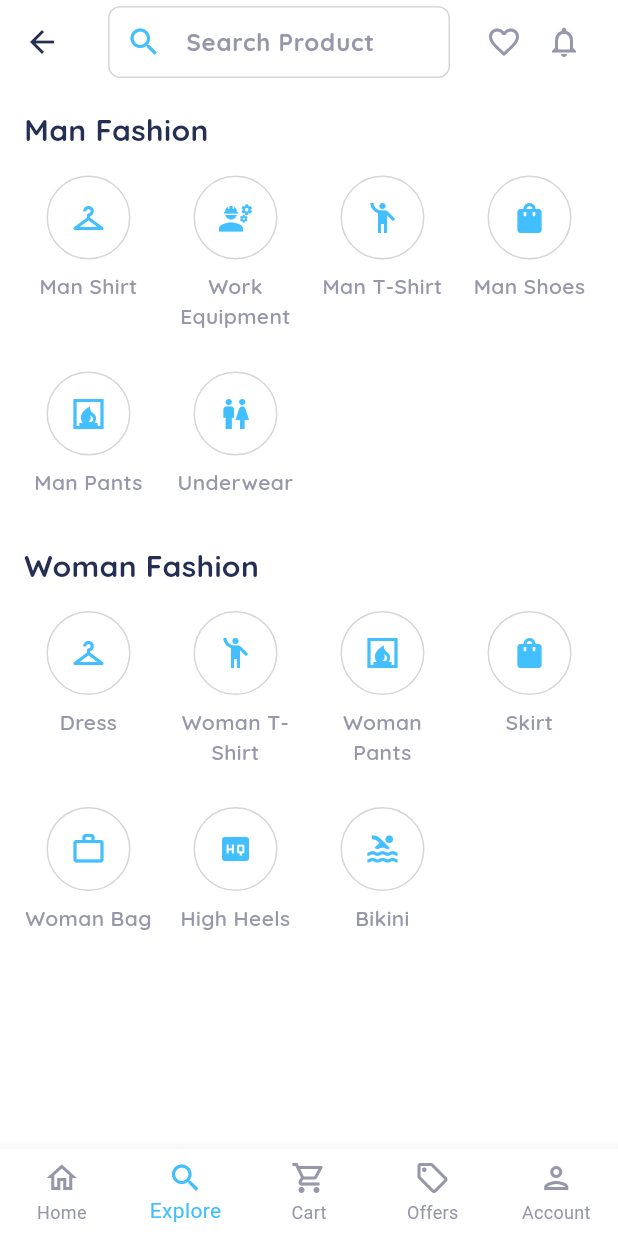
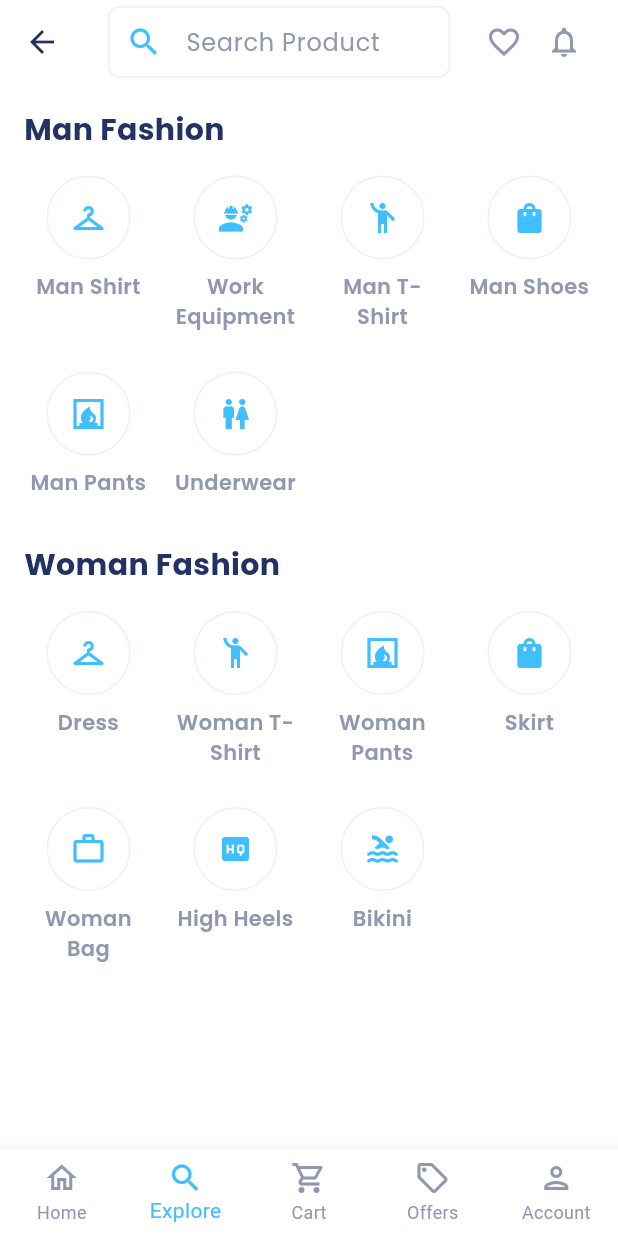
Before and after one commit to paulaandrezza/ADS-6-Semestre, a Flutter app: the MainNavigationPage screen opened by its route, item 2 of the bottom bar chosen, after a tap on the "notifications" icon, on a phone screen of 412 x 824 dp. Run offline on Flutter 3.47's test engine with Material 3 defaults, Android fonts, the light colour scheme and no system bars; our stand-ins replace flutter_svg, google_fonts; network calls fail; project files that could hold a hidden picture were left out.

Commit message:
adjust styling

```diff
--- a/PDMI6/Projetos/lafyuu/lib/theme/app_colors.dart
+++ b/PDMI6/Projetos/lafyuu/lib/theme/app_colors.dart
@@ -1,12 +1,8 @@
 import 'package:flutter/material.dart';
 
 class AppColors {
-  static const primary = Color(0xFF41BFFF);
-  // static const secondary = Color(0xFF5B9EE1);
-  static const background = Color(0xFFFFFFFF);
-  static const textPrimary = Color(0xFF252F54);
-  static const textSecondary = Color(0xFF9697AB);
-  static const border = Color(0xFFD6D6D6);
-  static const lightgrey = Color(0xFFF0F0F0);
-  // static const danger = Color(0xFFFB7181);
+  static const primary = Color(0xFF40BFFF);
+  static const dark = Color(0xFF223263);
+  static const grey = Color(0xFF9098B1);
+  static const lightgrey = Color(0xFFEBF0FF);
 }
--- a/PDMI6/Projetos/lafyuu/lib/theme/app_text_styles.dart
+++ b/PDMI6/Projetos/lafyuu/lib/theme/app_text_styles.dart
@@ -8,44 +8,21 @@ class AppTextStyles {
     FontWeight fontWeight,
     Color color,
   ) {
-    return GoogleFonts.quicksand(
+    return GoogleFonts.poppins(
       fontSize: fontSize,
       fontWeight: fontWeight,
       color: color,
     );
   }
 
-  static TextStyle title1 = _baseStyle(
-    24,
-    FontWeight.bold,
-    AppColors.textPrimary,
-  );
-  static TextStyle title2 = _baseStyle(
-    20,
-    FontWeight.w700,
-    AppColors.textPrimary,
-  );
-  static TextStyle subtitle = _baseStyle(
-    16,
-    FontWeight.w700,
-    AppColors.textSecondary,
-  );
-  static TextStyle subtitle2 = _baseStyle(
-    16,
-    FontWeight.w700,
-    AppColors.textPrimary,
-  );
+  static TextStyle h1 = _baseStyle(24, FontWeight.bold, AppColors.dark);
+  static TextStyle h2 = _baseStyle(20, FontWeight.w700, AppColors.dark);
+  static TextStyle subtitle = _baseStyle(16, FontWeight.normal, AppColors.grey);
+  static TextStyle subtitle2 = _baseStyle(16, FontWeight.w700, AppColors.grey);
   static TextStyle button = _baseStyle(16, FontWeight.w700, Colors.white);
-  static TextStyle body = _baseStyle(
-    14,
-    FontWeight.w600,
-    AppColors.textSecondary,
-  );
-  static TextStyle body2 = _baseStyle(
-    14,
-    FontWeight.w700,
-    AppColors.textPrimary,
-  );
+
+  static TextStyle body = _baseStyle(14, FontWeight.w600, AppColors.grey);
+  static TextStyle body2 = _baseStyle(14, FontWeight.w700, AppColors.dark);
   static TextStyle body3 = _baseStyle(14, FontWeight.normal, AppColors.primary);
   static TextStyle bodyLightBlue = _baseStyle(
     16,
--- a/PDMI6/Projetos/lafyuu/lib/views/main/main_navigation_page.dart
+++ b/PDMI6/Projetos/lafyuu/lib/views/main/main_navigation_page.dart
@@ -37,7 +37,7 @@ class _MainNavigationPageState extends State<MainNavigationPage> {
             }),
         type: BottomNavigationBarType.fixed,
         selectedItemColor: AppColors.primary,
-        unselectedItemColor: AppColors.textSecondary,
+        unselectedItemColor: AppColors.grey,
         backgroundColor: Colors.white,
         items: [
           BottomNavigationBarItem(
--- a/PDMI6/Projetos/lafyuu/lib/views/main/screens/explore/explore_screen.dart
+++ b/PDMI6/Projetos/lafyuu/lib/views/main/screens/explore/explore_screen.dart
@@ -32,10 +32,7 @@ class ExploreAppBar extends StatelessWidget implements PreferredSizeWidget {
       ),
       actions: [
         IconButton(
-          icon: Icon(
-            Icons.favorite_outline_outlined,
-            color: AppColors.textSecondary,
-          ),
+          icon: Icon(Icons.favorite_outline_outlined, color: AppColors.grey),
           onPressed: () {
             Navigator.of(
               context,
@@ -43,10 +40,7 @@ class ExploreAppBar extends StatelessWidget implements PreferredSizeWidget {
           },
         ),
         IconButton(
-          icon: Icon(
-            Icons.notifications_outlined,
-            color: AppColors.textSecondary,
-          ),
+          icon: Icon(Icons.notifications_outlined, color: AppColors.grey),
           onPressed: () {
             // TODO: implementar notificação
           },
@@ -85,11 +79,11 @@ class ExploreBody extends StatelessWidget {
       child: Column(
         crossAxisAlignment: CrossAxisAlignment.start,
         children: [
-          Text('Man Fashion', style: AppTextStyles.title2),
+          Text('Man Fashion', style: AppTextStyles.h2),
           const SizedBox(height: 16),
           CategoryGrid(categories: manCategories),
 
-          Text('Woman Fashion', style: AppTextStyles.title2),
+          Text('Woman Fashion', style: AppTextStyles.h2),
           const SizedBox(height: 16),
           CategoryGrid(categories: womanCategories),
         ],
--- a/PDMI6/Projetos/lafyuu/lib/views/main/screens/explore/favorite/favorite_screen.dart
+++ b/PDMI6/Projetos/lafyuu/lib/views/main/screens/explore/favorite/favorite_screen.dart
@@ -24,7 +24,7 @@ class _FavoriteScreenState extends State<FavoriteScreen> {
   Widget build(BuildContext context) {
     return Scaffold(
       appBar: AppBar(
-        title: Text('Favorite Products', style: AppTextStyles.title2),
+        title: Text('Favorite Products', style: AppTextStyles.h2),
         leading: IconButton(
           icon: Icon(Icons.arrow_back_ios_new),
           onPressed: () {
--- a/PDMI6/Projetos/lafyuu/lib/widgets/category_grid.dart
+++ b/PDMI6/Projetos/lafyuu/lib/widgets/category_grid.dart
@@ -32,7 +32,7 @@ class CategoryGrid extends StatelessWidget {
               height: 56,
               decoration: BoxDecoration(
                 shape: BoxShape.circle,
-                border: Border.all(color: AppColors.border, width: 1),
+                border: Border.all(color: AppColors.lightgrey, width: 1),
                 color: Colors.white,
               ),
               child: Icon(category.icon, color: AppColors.primary),
--- a/PDMI6/Projetos/lafyuu/lib/widgets/favorite_product_card/favorite_product_card.dart
+++ b/PDMI6/Projetos/lafyuu/lib/widgets/favorite_product_card/favorite_product_card.dart
@@ -33,7 +33,7 @@ class FavoriteProductCard extends StatelessWidget {
         padding: const EdgeInsets.all(12),
         margin: const EdgeInsets.only(bottom: 12),
         decoration: BoxDecoration(
-          border: Border.all(color: AppColors.border),
+          border: Border.all(color: AppColors.lightgrey),
           borderRadius: BorderRadius.circular(8),
         ),
         child: Column(
@@ -56,7 +56,7 @@ class FavoriteProductCard extends StatelessWidget {
                   color:
                       index < favoriteProduct.rating
                           ? Colors.amber
-                          : AppColors.border,
+                          : AppColors.lightgrey,
                   size: 14,
                 );
               }),
@@ -90,7 +90,7 @@ class FavoriteProductCard extends StatelessWidget {
                     padding: const EdgeInsets.all(4.0),
                     child: Icon(
                       Icons.delete_outline_outlined,
-                      color: AppColors.textSecondary,
+                      color: AppColors.grey,
                     ),
                   ),
                 ),
--- a/PDMI6/Projetos/lafyuu/lib/widgets/social_login_button.dart
+++ b/PDMI6/Projetos/lafyuu/lib/widgets/social_login_button.dart
@@ -18,7 +18,7 @@ class SocialLoginButton extends StatelessWidget {
     return OutlinedButton.icon(
       onPressed: onTap,
       icon: Image.asset(assetPath, height: 20),
-      label: Text(label, style: AppTextStyles.subtitle),
+      label: Text(label, style: AppTextStyles.subtitle2),
       style: OutlinedButton.styleFrom(
         minimumSize: const Size(double.infinity, 50),
         shape: RoundedRectangleBorder(borderRadius: BorderRadius.circular(8)),
--- a/PDMI6/Projetos/lafyuu/lib/widgets/under_construction.dart
+++ b/PDMI6/Projetos/lafyuu/lib/widgets/under_construction.dart
@@ -9,7 +9,7 @@ class UnderConstruction extends StatelessWidget {
   Widget build(BuildContext context) {
     return Scaffold(
       appBar: AppBar(
-        title: Text('Coming Soon', style: AppTextStyles.title2),
+        title: Text('Coming Soon', style: AppTextStyles.h2),
         centerTitle: true,
       ),
       body: Center(
@@ -18,10 +18,7 @@ class UnderConstruction extends StatelessWidget {
           children: [
             const Icon(Icons.warning, size: 64, color: AppColors.primary),
             const SizedBox(height: 20),
-            Text(
-              'This screen is under construction.',
-              style: AppTextStyles.title2,
-            ),
+            Text('This screen is under construction.', style: AppTextStyles.h2),
           ],
         ),
       ),
```
Also changed, not shown: PDMI6/Projetos/lafyuu/lib/mocks/favorite_products_mock.dart (+11 -1 lines), PDMI6/Projetos/lafyuu/lib/theme/app_theme.dart (+4 -4 lines), PDMI6/Projetos/lafyuu/lib/views/login/login_page.dart (+4 -4 lines), PDMI6/Projetos/lafyuu/lib/views/main/screens/cart/cart_screen.dart (+4 -4 lines), PDMI6/Projetos/lafyuu/lib/views/main/screens/product_detail/product_detail_screen.dart (+12 -7 lines), PDMI6/Projetos/lafyuu/lib/widgets/cart_product_card/cart_product_card.dart (+17 -6 lines), PDMI6/Projetos/lafyuu/assets/images/james.png (added), PDMI6/Projetos/lafyuu/assets/images/logo.svg, PDMI6/Projetos/lafyuu/assets/images/logo_white.svg.
